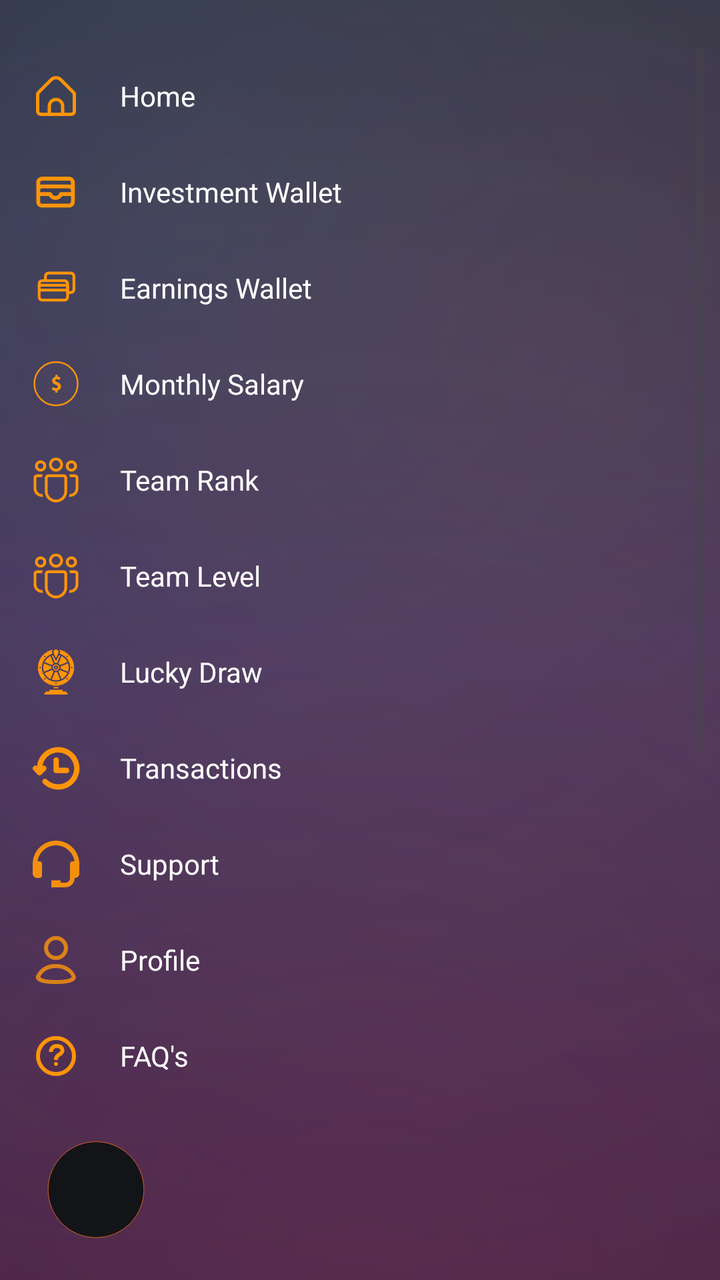
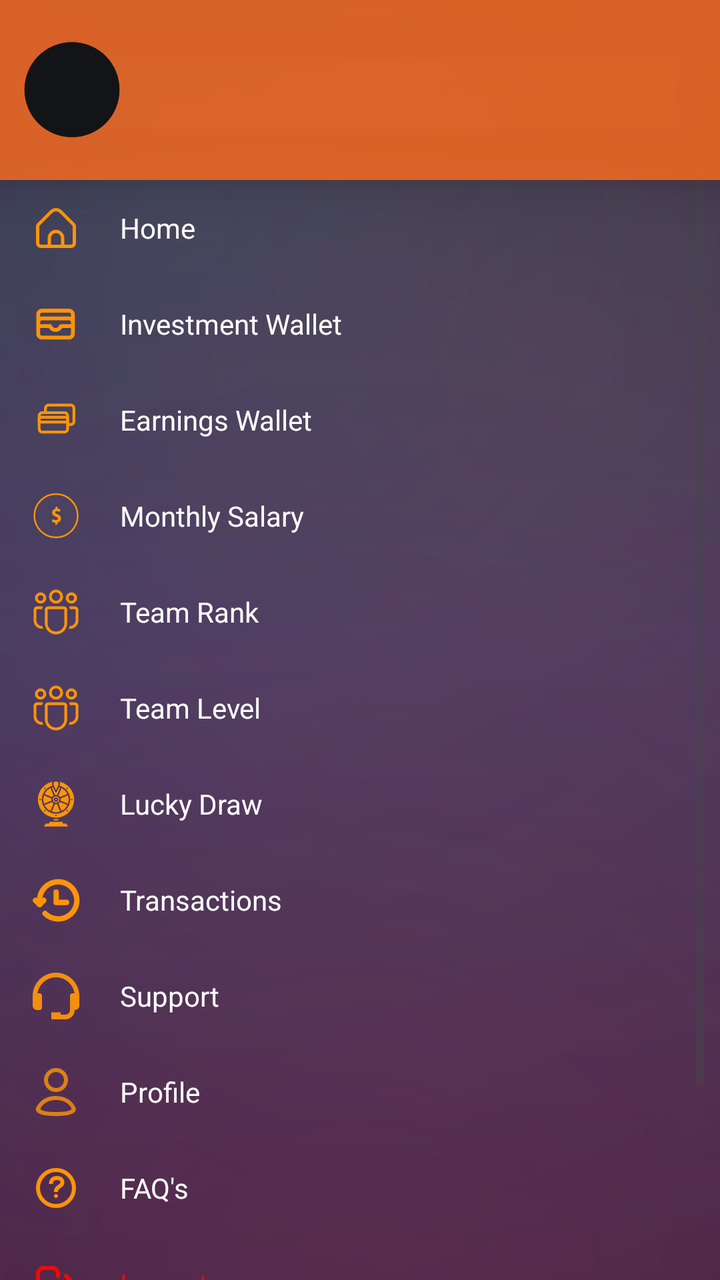

An Android layout rendered at two revisions. The XML below is the earlier revision; the diff shows what the commit changed to produce the second picture.
<!-- AndroidManifest.xml: application theme Theme.Bitbloom -->
<!-- res/layout/custom_drawer_content.xml -->
<androidx.constraintlayout.widget.ConstraintLayout xmlns:android="http://schemas.android.com/apk/res/android"
    xmlns:app="http://schemas.android.com/apk/res-auto"
    android:layout_width="match_parent"
    android:layout_height="match_parent"
    android:background="@drawable/bg_mxg_deposit_gradient">

    
    <ScrollView
        android:id="@+id/menuScroll"
        android:layout_width="0dp"
        android:layout_height="0dp"
        android:clipToPadding="false"
        android:fillViewport="true"
        android:paddingTop="@dimen/space_24"
        android:paddingEnd="8dp"
        android:paddingBottom="112dp"
        app:layout_constraintBottom_toTopOf="@id/profileBar"
        app:layout_constraintEnd_toEndOf="parent"
        app:layout_constraintStart_toStartOf="parent"
        app:layout_constraintTop_toTopOf="parent">

        <LinearLayout
            android:layout_width="match_parent"
            android:layout_height="wrap_content"
            android:orientation="vertical">

            
            <include layout="@layout/item_drawer_menu" />

            
            <LinearLayout
                android:id="@+id/socialLinksRow"
                android:layout_width="match_parent"
                android:layout_height="wrap_content"
                android:gravity="center_horizontal"
                android:orientation="horizontal"
                android:paddingVertical="16dp">

                <ImageButton
                    android:id="@+id/btnWhatsApp"
                    android:layout_width="32dp"
                    android:layout_height="32dp"
                    android:layout_marginHorizontal="12dp"
                    android:backgroundTint="@android:color/transparent"
                    android:src="@drawable/ic_whatsapp" />

                <ImageButton
                    android:id="@+id/btnTelegram"
                    android:layout_width="32dp"
                    android:layout_height="32dp"
                    android:layout_marginHorizontal="12dp"
                    android:backgroundTint="@android:color/transparent"
                    android:src="@drawable/ic_telegram" />
            </LinearLayout>
        </LinearLayout>
    </ScrollView>

    
    
    

    
    <LinearLayout
        android:id="@+id/profileBar"
        android:layout_width="0dp"
        android:layout_height="wrap_content"
        android:orientation="horizontal"
        android:paddingStart="20dp"
        android:paddingTop="12dp"
        android:paddingEnd="8dp"
        android:paddingBottom="16dp"
        app:layout_constraintBottom_toBottomOf="parent"
        app:layout_constraintEnd_toEndOf="parent"
        app:layout_constraintStart_toStartOf="parent">

        <ImageView
            android:id="@+id/drawerImageView"
            android:layout_width="56dp"
            android:layout_height="56dp"
            android:layout_gravity="center_vertical"
            android:background="@drawable/ic_profile"
            android:scaleType="centerCrop" />

        <LinearLayout
            android:layout_width="0dp"
            android:layout_height="wrap_content"
            android:layout_gravity="center_vertical"
            android:layout_marginStart="12dp"
            android:layout_weight="1"
            android:orientation="vertical">

            <TextView
                android:id="@+id/userNameTextView"
                android:layout_width="wrap_content"
                android:layout_height="wrap_content"
                android:textColor="@android:color/white"
                android:textSize="18sp" />

            <TextView
                android:id="@+id/userEmailTextView"
                android:layout_width="wrap_content"
                android:layout_height="wrap_content"
                android:layout_marginTop="4dp"
                android:textColor="#90FFFFFF"
                android:textSize="12sp" />
        </LinearLayout>
    </LinearLayout>

</androidx.constraintlayout.widget.ConstraintLayout>
<!-- res/layout/item_drawer_menu.xml (included above) -->
<LinearLayout xmlns:android="http://schemas.android.com/apk/res/android"
    xmlns:app="http://schemas.android.com/apk/res-auto"
    android:layout_width="match_parent"
    android:layout_height="wrap_content"

    android:background="@android:color/transparent"
    android:orientation="vertical">

    
    <LinearLayout
        android:id="@+id/menuHome"
        android:layout_width="match_parent"
        android:layout_height="wrap_content"
        android:background="?attr/selectableItemBackground"
        android:clickable="true"
        android:focusable="true"
        android:gravity="center_vertical"
        android:orientation="horizontal"
        android:paddingHorizontal="16dp"
        android:paddingVertical="12dp">

        <ImageView
            android:layout_width="24dp"
            android:layout_height="24dp"
            android:padding="2dp"
            android:src="@drawable/ic_home" />

        <TextView
            android:layout_width="wrap_content"
            android:layout_height="wrap_content"
            android:layout_marginStart="20dp"
            android:text="@string/item_drawer_menu_home"
            android:textColor="@color/white"
            android:textSize="14sp" />
    </LinearLayout>





    <LinearLayout
        android:id="@+id/menuInvestmentWallet"
        android:layout_width="match_parent"
        android:layout_height="wrap_content"
        android:background="?attr/selectableItemBackground"
        android:clickable="true"
        android:focusable="true"
        android:gravity="center_vertical"
        android:orientation="horizontal"
        android:paddingHorizontal="16dp"
        android:paddingVertical="12dp">

        <ImageView
            android:layout_width="24dp"
            android:layout_height="24dp"
            android:src="@drawable/ic_wallet"
            app:tint="#FD9409" /> 
        <TextView
            android:layout_width="wrap_content"
            android:layout_height="wrap_content"
            android:layout_marginStart="20dp"
            android:text="@string/item_drawer_menu_investment_wallet"
            android:textColor="@color/white"
            android:textSize="14sp" />
    </LinearLayout>

    <LinearLayout
        android:id="@+id/menuEarningsWallet"
        android:layout_width="match_parent"
        android:layout_height="wrap_content"
        android:background="?attr/selectableItemBackground"
        android:clickable="true"
        android:focusable="true"
        android:gravity="center_vertical"
        android:orientation="horizontal"
        android:paddingHorizontal="16dp"
        android:paddingVertical="12dp">

        <ImageView
            android:layout_width="24dp"
            android:layout_height="24dp"
            android:src="@drawable/ic_withdraw2"
            app:tint="#FD9409" /> 
        <TextView
            android:layout_width="wrap_content"
            android:layout_height="wrap_content"
            android:layout_marginStart="20dp"
            android:text="@string/item_drawer_menu_earnings_wallet"
            android:textColor="@color/white"
            android:textSize="14sp" />
    </LinearLayout>
    
    <LinearLayout
        android:id="@+id/menuSalary"
        android:layout_width="match_parent"
        android:layout_height="wrap_content"
        android:background="?attr/selectableItemBackground"
        android:clickable="true"
        android:focusable="true"
        android:gravity="center_vertical"
        android:orientation="horizontal"
        android:paddingHorizontal="16dp"
        android:paddingVertical="12dp">

        <ImageView
            android:layout_width="24dp"
            android:layout_height="24dp"
            android:src="@drawable/ic_money"
            app:tint="#FD9409" />

        <TextView
            android:layout_width="wrap_content"
            android:layout_height="wrap_content"
            android:layout_marginStart="20dp"
            android:text="@string/fragment_salary_salary"
            android:textColor="@color/white"
            android:textSize="14sp" />
    </LinearLayout>

    <LinearLayout
        android:id="@+id/menuRank"
        android:layout_width="match_parent"
        android:layout_height="wrap_content"
        android:background="?attr/selectableItemBackground"
        android:clickable="true"
        android:focusable="true"
        android:gravity="center_vertical"
        android:orientation="horizontal"
        android:paddingHorizontal="16dp"
        android:paddingVertical="12dp">

        <ImageView
            android:layout_width="24dp"
            android:layout_height="24dp"
            android:src="@drawable/ic_team_hollow"
            app:tint="#FD9409" />

        <TextView
            android:layout_width="wrap_content"
            android:layout_height="wrap_content"
            android:layout_marginStart="20dp"
            android:text="@string/item_drawer_menu_team_rank"
            android:textColor="@color/white"
            android:textSize="14sp" />
    </LinearLayout>

    <LinearLayout
        android:id="@+id/menuTeam"
        android:layout_width="match_parent"
        android:layout_height="wrap_content"
        android:background="?attr/selectableItemBackground"
        android:clickable="true"
        android:focusable="true"
        android:gravity="center_vertical"
        android:orientation="horizontal"
        android:paddingHorizontal="16dp"
        android:paddingVertical="12dp">

        <ImageView
            android:layout_width="24dp"
            android:layout_height="24dp"
            android:src="@drawable/ic_team_hollow"
            app:tint="#FD9409" />

        <TextView
            android:layout_width="wrap_content"
            android:layout_height="wrap_content"
            android:layout_marginStart="20dp"
            android:text="@string/item_drawer_menu_team_level"
            android:textColor="@color/white"
            android:textSize="14sp" />
    </LinearLayout>
    <LinearLayout
        android:id="@+id/menuLuckyDraw"
        android:layout_width="match_parent"
        android:layout_height="wrap_content"
        android:background="?attr/selectableItemBackground"
        android:clickable="true"
        android:focusable="true"
        android:gravity="center_vertical"
        android:orientation="horizontal"
        android:paddingHorizontal="16dp"
        android:paddingVertical="12dp">

        <ImageView
            android:layout_width="24dp"
            android:layout_height="24dp"
            android:src="@drawable/ic_lucky_spin"
            app:tint="#FD9409" />

        <TextView
            android:layout_width="wrap_content"
            android:layout_height="wrap_content"
            android:layout_marginStart="20dp"
            android:text="@string/lucky_draw"
            android:textColor="@color/white"
            android:textSize="14sp" />
    </LinearLayout>
    
    
    
    <LinearLayout
        android:id="@+id/menuTransactions"
        android:layout_width="match_parent"
        android:layout_height="wrap_content"
        android:background="?attr/selectableItemBackground"
        android:clickable="true"
        android:focusable="true"
        android:gravity="center_vertical"
        android:orientation="horizontal"
        android:paddingHorizontal="16dp"
        android:paddingVertical="12dp">

        <ImageView
            android:layout_width="24dp"
            android:layout_height="24dp"
            android:src="@drawable/ic_transactions"
            app:tint="#FD9409" />

        <TextView
            android:layout_width="wrap_content"
            android:layout_height="wrap_content"
            android:layout_marginStart="20dp"
            android:text="@string/fragment_deposit_transactions"
            android:textColor="@color/white"
            android:textSize="14sp" />
    </LinearLayout>
    
    <LinearLayout
        android:id="@+id/menuSupport"
        android:layout_width="match_parent"
        android:layout_height="wrap_content"
        android:background="?attr/selectableItemBackground"
        android:clickable="true"
        android:focusable="true"
        android:gravity="center_vertical"
        android:orientation="horizontal"
        android:paddingHorizontal="16dp"
        android:paddingVertical="12dp">

        <ImageView
            android:layout_width="24dp"
            android:layout_height="24dp"
            android:src="@drawable/ic_support"
            app:tint="#FD9409" />

        <TextView
            android:layout_width="wrap_content"
            android:layout_height="wrap_content"
            android:layout_marginStart="20dp"
            android:text="@string/support"
            android:textColor="@color/white"
            android:textSize="14sp" />
    </LinearLayout>
    
    <LinearLayout
        android:id="@+id/menuProfile"
        android:layout_width="match_parent"
        android:layout_height="wrap_content"
        android:background="?attr/selectableItemBackground"
        android:clickable="true"
        android:focusable="true"
        android:gravity="center_vertical"
        android:orientation="horizontal"
        android:paddingHorizontal="16dp"
        android:paddingVertical="12dp">

        <ImageView
            android:layout_width="24dp"
            android:layout_height="24dp"
            android:src="@drawable/ic_profile_drawer"
            app:tint="#FD9409" />

        <TextView
            android:layout_width="wrap_content"
            android:layout_height="wrap_content"
            android:layout_marginStart="20dp"
            android:text="@string/item_drawer_menu_profile"
            android:textColor="@color/white"
            android:textSize="14sp" />
    </LinearLayout>
    <LinearLayout
        android:id="@+id/menuFaqs"
        android:layout_width="match_parent"
        android:layout_height="wrap_content"
        android:background="?attr/selectableItemBackground"
        android:clickable="true"
        android:focusable="true"
        android:gravity="center_vertical"
        android:orientation="horizontal"
        android:paddingHorizontal="16dp"
        android:paddingVertical="12dp">

        <ImageView
            android:layout_width="24dp"
            android:layout_height="24dp"
            android:src="@drawable/ic_faqs"
            app:tint="#FD9409" />

        <TextView
            android:layout_width="wrap_content"
            android:layout_height="wrap_content"
            android:layout_marginStart="20dp"
            android:text="FAQ's"
            android:textColor="@color/white"
            android:textSize="14sp" />
    </LinearLayout>
    
    <LinearLayout
        android:id="@+id/logout"
        android:layout_width="match_parent"
        android:layout_height="wrap_content"
        android:background="?attr/selectableItemBackground"
        android:clickable="true"
        android:focusable="true"
        android:gravity="center_vertical"
        android:orientation="horizontal"
        android:paddingHorizontal="16dp"
        android:paddingVertical="12dp">

        <ImageView
            android:layout_width="24dp"
            android:layout_height="24dp"
            android:src="@drawable/logout2"
            app:tint="@color/red" /> 
        <TextView
            android:layout_width="wrap_content"
            android:layout_height="wrap_content"
            android:layout_marginStart="20dp"
            android:text="@string/item_drawer_menu_logout"
            android:textColor="@color/red"
            android:textSize="14sp" />
    </LinearLayout>

</LinearLayout>
<!-- resources referenced by this layout -->
<resources>
  <color name="red">#F00806</color>
  <color name="white">#FFFFFFFF</color>
  <dimen name="space_24">24dp</dimen>
  <!-- drawable ic_profile (drawable) -->
  <vector xmlns:android="http://schemas.android.com/apk/res/android"
      android:width="48dp"
      android:height="48dp"
      android:viewportWidth="48"
      android:viewportHeight="48">
  
      
      <path
          android:fillColor="@android:color/transparent"
          android:pathData="M24,2A21,21 0,1 1,3 23A21,21 0,0 1,24 2Z" />
  
      
      <path
          android:fillColor="@color/nav_bar_color"
          android:pathData="M24,2.462A20.538,20.538 0,1 1,3.462 23A20.538,20.538 0,0 1,24 2.462Z"
          android:strokeColor="@color/orange" />
  </vector>
  <string name="fragment_deposit_transactions">Transactions</string>
  <string name="fragment_salary_salary">Monthly Salary</string>
  <string name="item_drawer_menu_earnings_wallet">Earnings Wallet</string>
  <string name="item_drawer_menu_home">Home</string>
  <string name="item_drawer_menu_investment_wallet">Investment Wallet</string>
  <string name="item_drawer_menu_logout">Logout</string>
  <string name="item_drawer_menu_profile">Profile</string>
  <string name="item_drawer_menu_team_level">Team Level</string>
  <string name="item_drawer_menu_team_rank">Team Rank</string>
  <string name="lucky_draw">Lucky Draw</string>
  <string name="support">Support</string>
  <style name="Theme.Bitbloom" parent="Base.Theme.Bitbloom">
          
          <item name="editTextStyle">@style/Widget.MXG.EditText.WhiteCursor</item>
          <item name="android:editTextStyle">@style/Widget.MXG.EditText.WhiteCursor</item>
  
          
          <item name="android:textCursorDrawable">@drawable/cursor_white</item>
      </style>
  <color name="nav_bar_color">#131417</color>
  <color name="orange">#E1EE6924</color>
  <color name="mxg_white_80">#CCFFFFFF</color>
  <style name="Base.Theme.Bitbloom" parent="Theme.Material3.DayNight.NoActionBar">
          <item name="android:statusBarColor">@color/mxg_black</item>
          <item name="colorPrimary">@color/mxg_white</item>
          <item name="android:navigationBarColor">@color/mxg_black</item>
          <item name="android:datePickerDialogTheme">@style/BitbloomDatePickerTheme</item>
      </style>
  <style name="Widget.MXG.EditText.WhiteCursor" parent="Widget.AppCompat.EditText">
          <item name="android:textCursorDrawable">@drawable/cursor_white</item>
      </style>
  <!-- drawable cursor_white (drawable) -->
  <?xml version="1.0" encoding="utf-8"?>
  <shape xmlns:android="http://schemas.android.com/apk/res/android">
      <size android:width="2dp"/>
      <solid android:color="@android:color/white"/>
      <corners android:radius="1dp"/>
  </shape>
  <color name="mxg_black">#000000</color>
  <color name="mxg_white">#FFFFFF</color>
  <style name="BitbloomDatePickerTheme" parent="ThemeOverlay.MaterialComponents.MaterialAlertDialog">
          <item name="colorAccent">@color/status_bar_color</item> 
          <item name="android:headerBackground">@color/light_status_bar_color
          </item> 
          <item name="android:colorControlHighlight">@color/status_bar_color
          </item> 
          <item name="android:colorControlActivated">@color/status_bar_color
          </item> 
          <item name="android:textColorPrimaryInverse">@color/white</item> 
          <item name="android:textColor">@color/status_bar_color</item> 
          <item name="android:textColorPrimary">?attr/colorOnBackground</item> 
      </style>
  <color name="status_bar_color">#EE6924</color>
  <color name="light_status_bar_color">#EE6924</color>
  <!-- unchanged entries left out for length: 14 -->
</resources>

<!-- the commit's change to res/layout/custom_drawer_content.xml (unified diff, before → after) -->
@@ -3,6 +3,72 @@
     android:layout_width="match_parent"
     android:layout_height="match_parent"
     android:background="@drawable/bg_mxg_deposit_gradient">
+
+    
+
+    <com.google.android.material.card.MaterialCardView
+        android:id="@+id/profileCard"
+        android:layout_width="0dp"
+        android:layout_height="wrap_content"
+        android:foreground="@drawable/ripple_dark"
+        android:outlineAmbientShadowColor="@color/black"
+        android:outlineSpotShadowColor="@color/black"
+        app:cardBackgroundColor="@color/orange"
+        app:cardCornerRadius="0dp"
+        app:cardElevation="16dp"
+        app:cardMaxElevation="16dp"
+        app:layout_constraintEnd_toEndOf="parent"
+        app:layout_constraintStart_toStartOf="parent"
+        app:layout_constraintTop_toTopOf="parent"
+        app:strokeColor="@android:color/transparent"
+        app:strokeWidth="0dp">
+
+        <LinearLayout
+            android:id="@+id/profileBar"
+            android:layout_width="match_parent"
+            android:layout_height="wrap_content"
+            android:orientation="horizontal"
+            android:paddingStart="8dp"
+            android:paddingTop="16dp"
+            android:paddingEnd="8dp"
+            android:paddingBottom="18dp">
+
+            <ImageView
+                android:id="@+id/drawerImageView"
+                android:layout_width="56dp"
+                android:layout_height="56dp"
+                android:layout_gravity="center_vertical"
+                android:scaleType="centerCrop"
+                android:src="@drawable/ic_profile"
+                android:translationY="2dp" />
+
+            <LinearLayout
+                android:layout_width="0dp"
+                android:layout_height="wrap_content"
+                android:layout_gravity="center_vertical"
+                android:layout_marginStart="12dp"
+                android:layout_weight="1"
+                android:orientation="vertical">
+
+                <TextView
+                    android:id="@+id/userNameTextView"
+                    android:layout_width="wrap_content"
+                    android:layout_height="wrap_content"
+                    android:textColor="@android:color/white"
+                    android:textSize="18sp" />
+
+                <TextView
+                    android:id="@+id/userEmailTextView"
+                    android:layout_width="wrap_content"
+                    android:layout_height="wrap_content"
+                    android:layout_marginTop="4dp"
+                    android:text="shayankhan17353@gmail.com"
+                    android:textColor="#90FFFFFF"
+                    android:textSize="12sp"
+                    android:visibility="gone" />
+            </LinearLayout>
+        </LinearLayout>
+    </com.google.android.material.card.MaterialCardView>
 
     
     <ScrollView
@@ -11,13 +77,12 @@
         android:layout_height="0dp"
         android:clipToPadding="false"
         android:fillViewport="true"
-        android:paddingTop="@dimen/space_24"
         android:paddingEnd="8dp"
-        android:paddingBottom="112dp"
-        app:layout_constraintBottom_toTopOf="@id/profileBar"
+        android:paddingBottom="24dp"
+        app:layout_constraintBottom_toBottomOf="parent"
         app:layout_constraintEnd_toEndOf="parent"
         app:layout_constraintStart_toStartOf="parent"
-        app:layout_constraintTop_toTopOf="parent">
+        app:layout_constraintTop_toBottomOf="@id/profileCard">
 
         <LinearLayout
             android:layout_width="match_parent"
@@ -54,65 +119,12 @@
             </LinearLayout>
         </LinearLayout>
     </ScrollView>
-
-    
-    
-    
-
-    
-    <LinearLayout
-        android:id="@+id/profileBar"
-        android:layout_width="0dp"
-        android:layout_height="wrap_content"
-        android:orientation="horizontal"
-        android:paddingStart="20dp"
-        android:paddingTop="12dp"
-        android:paddingEnd="8dp"
-        android:paddingBottom="16dp"
-        app:layout_constraintBottom_toBottomOf="parent"
-        app:layout_constraintEnd_toEndOf="parent"
-        app:layout_constraintStart_toStartOf="parent">
-
-        <ImageView
-            android:id="@+id/drawerImageView"
-            android:layout_width="56dp"
-            android:layout_height="56dp"
-            android:layout_gravity="center_vertical"
-            android:background="@drawable/ic_profile"
-            android:scaleType="centerCrop" />
-
-        <LinearLayout
-            android:layout_width="0dp"
-            android:layout_height="wrap_content"
-            android:layout_gravity="center_vertical"
-            android:layout_marginStart="12dp"
-            android:layout_weight="1"
-            android:orientation="vertical">
-
-            <TextView
-                android:id="@+id/userNameTextView"
-                android:layout_width="wrap_content"
-                android:layout_height="wrap_content"
-                android:textColor="@android:color/white"
-                android:textSize="18sp" />
-
-            <TextView
-                android:id="@+id/userEmailTextView"
-                android:layout_width="wrap_content"
-                android:layout_height="wrap_content"
-                android:layout_marginTop="4dp"
-                android:textColor="#90FFFFFF"
-                android:textSize="12sp" />
-        </LinearLayout>
-    </LinearLayout>
-
 </androidx.constraintlayout.widget.ConstraintLayout>
 <!-- res/layout/item_drawer_menu.xml (included above) -->
 <LinearLayout xmlns:android="http://schemas.android.com/apk/res/android"
     xmlns:app="http://schemas.android.com/apk/res-auto"
     android:layout_width="match_parent"
     android:layout_height="wrap_content"
-
     android:background="@android:color/transparent"
     android:orientation="vertical">
 
<!-- resource entries referenced after the edit -->
@@ -1,8 +1,8 @@
 <!-- resources referenced by this layout -->
 <resources>
+  <color name="black">#FF000000</color>
   <color name="red">#F00806</color>
   <color name="white">#FFFFFFFF</color>
-  <dimen name="space_24">24dp</dimen>
   <!-- drawable ic_profile (drawable) -->
   <vector xmlns:android="http://schemas.android.com/apk/res/android"
       android:width="48dp"
@@ -21,6 +21,17 @@
           android:pathData="M24,2.462A20.538,20.538 0,1 1,3.462 23A20.538,20.538 0,0 1,24 2.462Z"
           android:strokeColor="@color/orange" />
   </vector>
+  <!-- drawable ripple_dark (drawable) -->
+  <?xml version="1.0" encoding="utf-8"?>
+  <ripple xmlns:android="http://schemas.android.com/apk/res/android"
+      android:color="#26FFFFFF">
+      <item android:id="@android:id/mask">
+          <shape android:shape="rectangle">
+              <corners android:radius="20dp"/>
+              <solid android:color="#FFFFFFFF"/>
+          </shape>
+      </item>
+  </ripple>
   <string name="fragment_deposit_transactions">Transactions</string>
   <string name="fragment_salary_salary">Monthly Salary</string>
   <string name="item_drawer_menu_earnings_wallet">Earnings Wallet</string>
